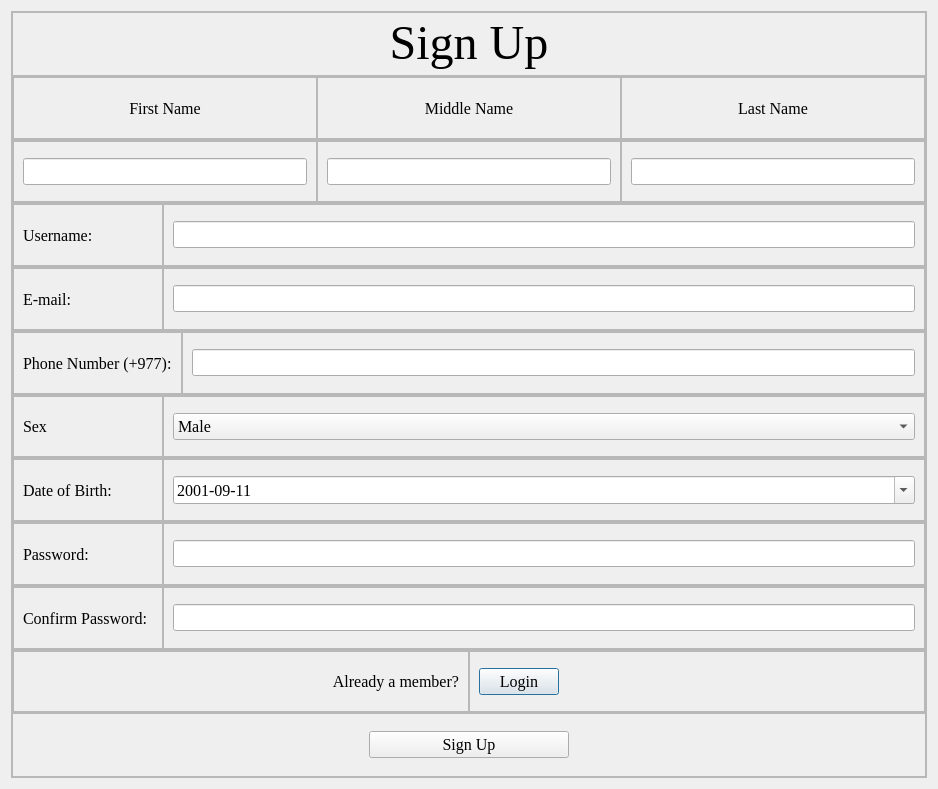
Qt form signup.ui (aavashlamichhane/LibMan) before a commit.
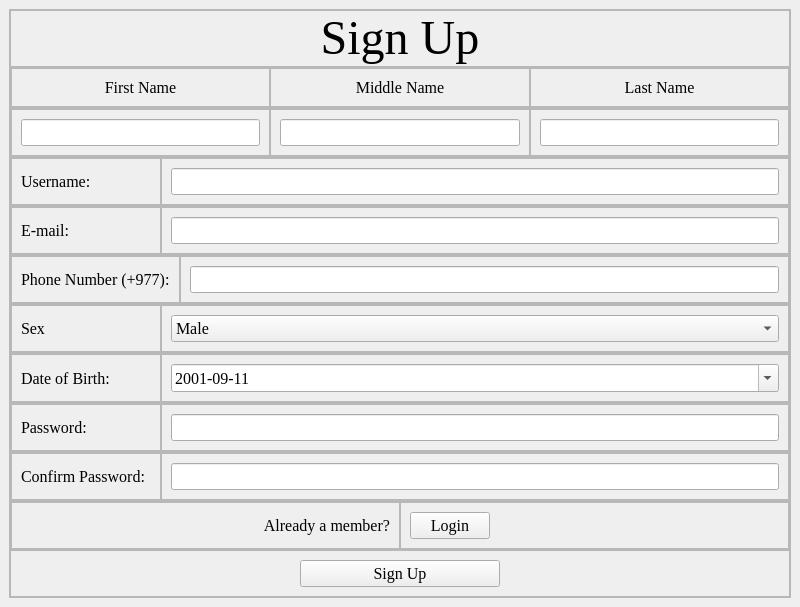
The same form after that commit.

```diff
--- a/signup.ui
+++ b/signup.ui
@@ -1,22 +1,20 @@
 <?xml version="1.0" encoding="UTF-8"?>
 <ui version="4.0">
  <class>SignUp</class>
- <widget class="QDialog" name="SignUp">
+ <widget class="QMainWindow" name="SignUp">
   <property name="geometry">
    <rect>
     <x>0</x>
     <y>0</y>
-    <width>938</width>
-    <height>789</height>
+    <width>800</width>
+    <height>600</height>
    </rect>
   </property>
   <property name="windowTitle">
    <string>Dialog</string>
   </property>
-  <property name="styleSheet">
-   <string notr="true"/>
-  </property>
-  <layout class="QHBoxLayout" name="horizontalLayout_31">
+  <widget class="QWidget" name="centralwidget">
+   <layout class="QVBoxLayout" name="verticalLayout_7">
    <item>
     <layout class="QVBoxLayout" name="verticalLayout_2">
      <item>
@@ -1094,6 +1092,7 @@
     </layout>
    </item>
   </layout>
+  </widget>
  </widget>
  <resources/>
  <connections/>
```
Left out of the diff: 2 changed lines with no effect on the pictures. Lines whose indentation alone changed are shown as unchanged.
